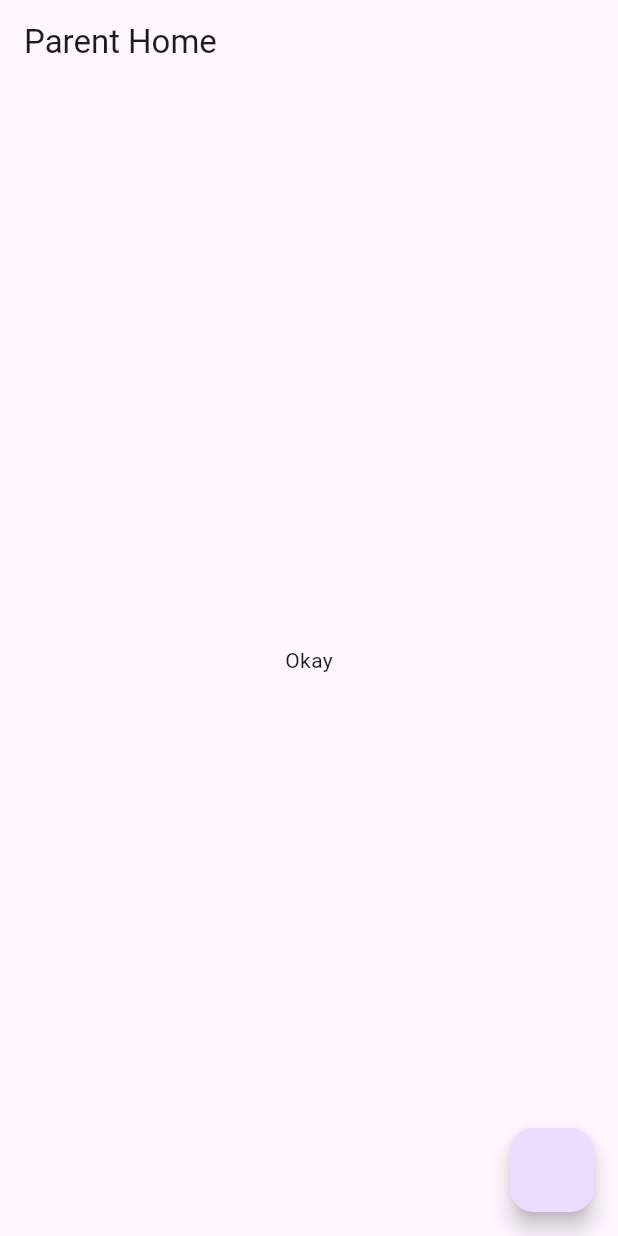
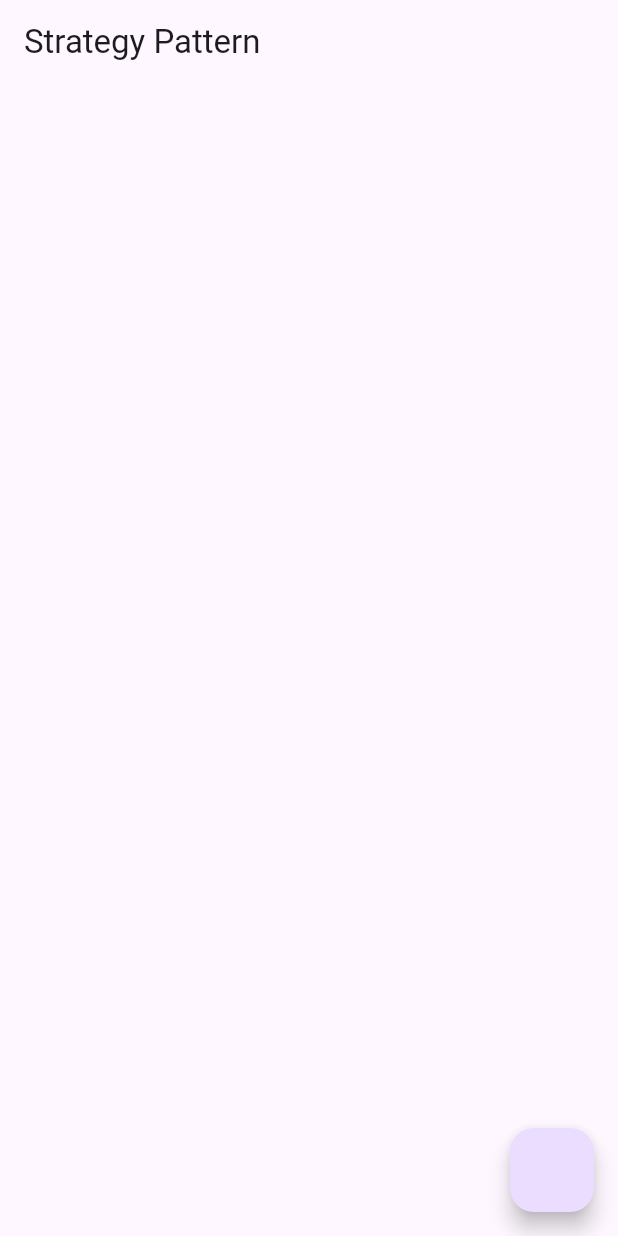
Before and after one commit to YigitTilki/flutter_use_case, a Flutter app: the screen it shows after launch, on a phone screen of 412 x 824 dp. Run offline on Flutter 3.47's test engine with Material 3 defaults, Android fonts, the phone set to English and light mode, and no system bars; missing offline and left inert: kartal.

Commit message:
strategy pattern completed

```diff
--- a/lib/main.dart
+++ b/lib/main.dart
@@ -1,5 +1,5 @@
 import 'package:flutter/material.dart';
-import 'package:flutter_use_case/view_mixin/parent_home_view.dart';
+import 'package:flutter_use_case/strategy_pattern/strategy_home_view.dart';
 
 void main() {
   runApp(const MyApp());
@@ -16,7 +16,7 @@ class MyApp extends StatelessWidget {
         colorScheme: ColorScheme.fromSeed(seedColor: Colors.deepPurple),
         useMaterial3: true,
       ),
-      home: const ParentHomeView(),
+      home: const StrategyHomeView(),
     );
   }
 }
--- /dev/null
+++ b/lib/strategy_pattern/core/strategy_context.dart
@@ -0,0 +1,22 @@
+// ignore_for_file: public_member_api_docs, sort_constructors_first
+import 'package:flutter/material.dart';
+
+enum StrategyResult { success, failure }
+
+mixin Operation {
+  Future<StrategyResult?> execute(BuildContext context);
+}
+
+class StrategyContext {
+  StrategyContext(this._operation, {required this.context});
+  Operation _operation;
+  final BuildContext context;
+
+  void changeStrategy(Operation operation) {
+    _operation = operation;
+  }
+
+  Future<StrategyResult?> run() {
+    return _operation.execute(context);
+  }
+}
--- /dev/null
+++ b/lib/strategy_pattern/strategy_home_view.dart
@@ -0,0 +1,22 @@
+import 'package:flutter/material.dart';
+import 'package:flutter_use_case/strategy_pattern/strategy_home_mixin.dart';
+
+class StrategyHomeView extends StatefulWidget {
+  const StrategyHomeView({super.key});
+
+  @override
+  State<StrategyHomeView> createState() => _StrategyHomeViewState();
+}
+
+class _StrategyHomeViewState extends State<StrategyHomeView>
+    with StrategyHomeMixin {
+  @override
+  Widget build(BuildContext context) {
+    return Scaffold(
+      appBar: AppBar(
+        title: const Text('Strategy Pattern'),
+      ),
+      floatingActionButton: FloatingActionButton(onPressed: onStartedLogic),
+    );
+  }
+}
--- a/lib/view_mixin/parent_home_view.dart
+++ b/lib/view_mixin/parent_home_view.dart
@@ -19,13 +19,13 @@ class _ParentHomeViewState extends State<ParentHomeView>
         onPressed: sendRequestForService,
       ),
       appBar: AppBar(
-        title: const Text("Parent Home"),
+        title: const Text('Parent Home'),
       ),
       body: Center(
         child: ValueListenableBuilder(
           valueListenable: _isLoadingNotifier,
           builder: (context, value, child) {
-            if (!value) return const Text("Okay");
+            if (!value) return const Text('Okay');
             return const CircularProgressIndicator();
           },
         ),
@@ -34,7 +34,7 @@ class _ParentHomeViewState extends State<ParentHomeView>
   }
 
   @override
-  void showDialogForType(ParentHomeResult value) async {
+  Future<void> showDialogForType(ParentHomeResult value) async {
     await showDialog<void>(
       context: context,
       builder: (BuildContext context) => AlertDialog(
--- a/pubspec.yaml
+++ b/pubspec.yaml
@@ -35,6 +35,7 @@ dependencies:
   # The following adds the Cupertino Icons font to your application.
   # Use with the CupertinoIcons class for iOS style icons.
   cupertino_icons: ^1.0.2
+  kartal: ^3.5.0
 
 dev_dependencies:
   flutter_test:
@@ -46,6 +47,7 @@ dev_dependencies:
   # package. See that file for information about deactivating specific lint
   # rules and activating additional ones.
   flutter_lints: ^2.0.0
+  very_good_analysis: ^5.1.0
 
 # For information on the generic Dart part of this file, see the
 # following page: https://dart.dev/tools/pub/pubspec
```
Also changed, not shown: analysis_options.yaml (+3 -25 lines), lib/strategy_pattern/features/strategy_approve_dialog.dart (added, +39 -0 lines), lib/strategy_pattern/features/strategy_bottom_sheet.dart (added, +38 -0 lines), lib/strategy_pattern/features/strategy_license_view.dart (added, +56 -0 lines), lib/strategy_pattern/strategy_home_mixin.dart (added, +24 -0 lines), lib/view_mixin/parent_home_view_mixin.dart (+3 -5 lines), pubspec.lock, 5 other files.
